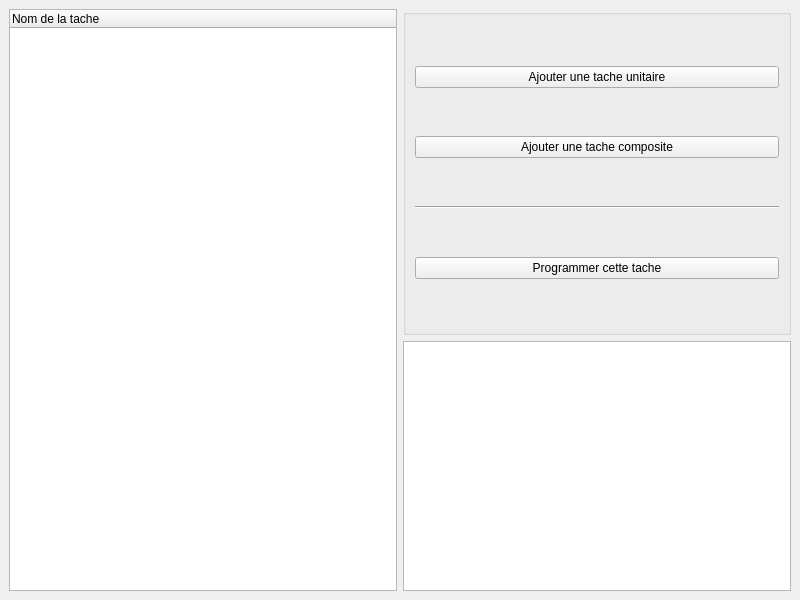
Old version of the form App/ProCal/ui/mainWindowProjet.ui in the repository sd65/ProCal.
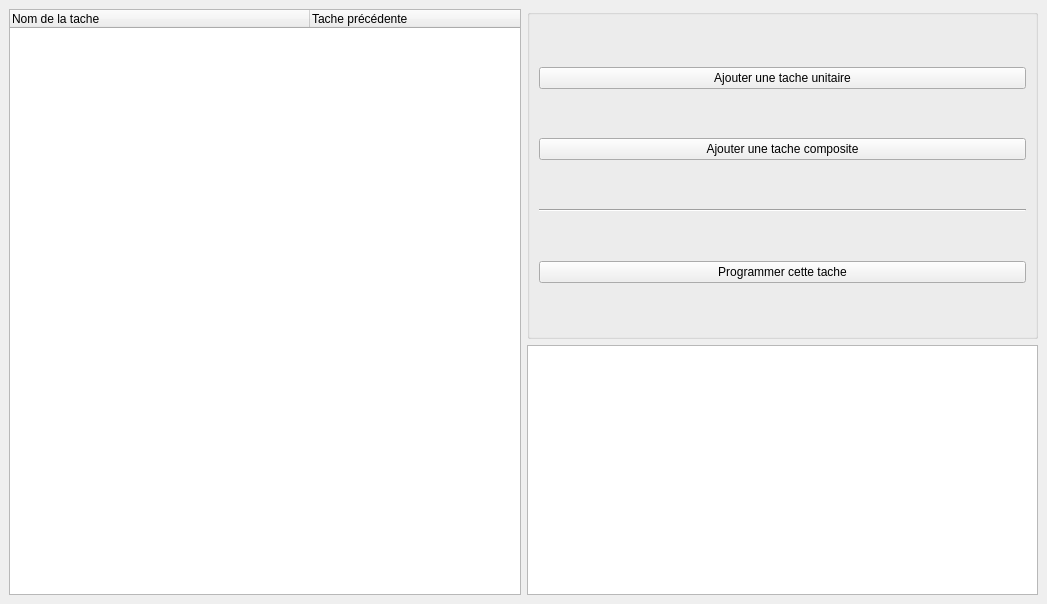
New version of the form. Icons and pictures are not drawn.

```diff
--- a/App/ProCal/ui/mainWindowProjet.ui
+++ b/App/ProCal/ui/mainWindowProjet.ui
@@ -9,8 +9,8 @@
    <rect>
     <x>0</x>
     <y>0</y>
-    <width>800</width>
-    <height>600</height>
+    <width>1047</width>
+    <height>604</height>
    </rect>
   </property>
   <property name="windowTitle">
@@ -20,11 +20,19 @@
    <layout class="QHBoxLayout" name="horizontalLayout">
     <item>
      <widget class="QTreeWidget" name="tree">
+      <attribute name="headerDefaultSectionSize">
+       <number>300</number>
+      </attribute>
       <column>
        <property name="text">
         <string>Nom de la tache</string>
        </property>
       </column>
+      <column>
+       <property name="text">
+        <string>Tache précédente</string>
+       </property>
+      </column>
      </widget>
     </item>
     <item>
```
